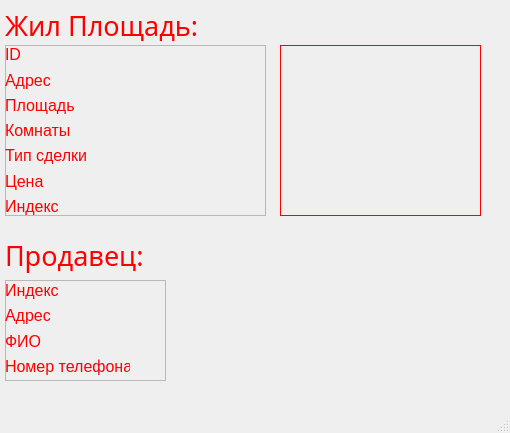
The window that InfoMessage.ui (Poopzemli/rebuild) describes before a commit, drawn with Qt 5.
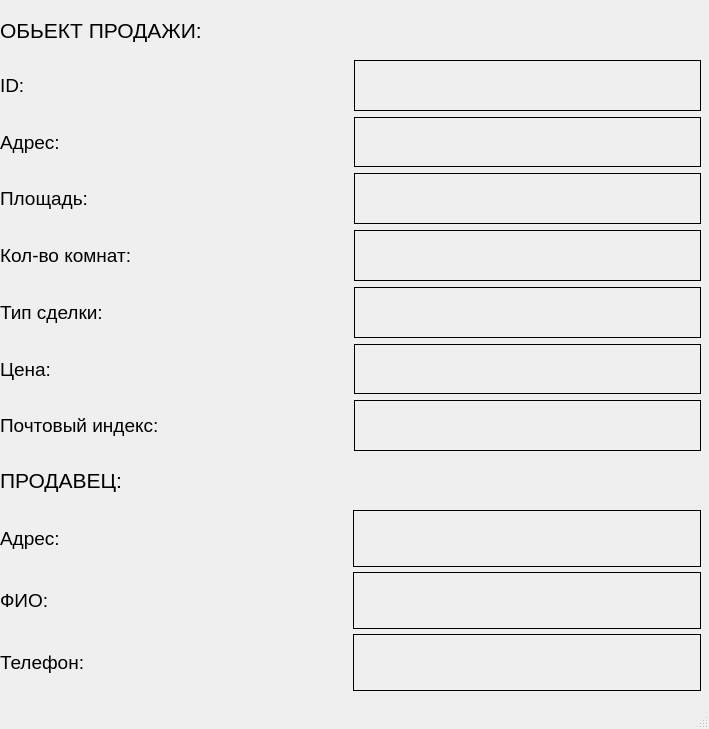
The same window after the commit.

The edit to the form file:
```diff
--- a/InfoMessage.ui
+++ b/InfoMessage.ui
@@ -6,368 +6,336 @@
    <rect>
     <x>0</x>
     <y>0</y>
-    <width>510</width>
-    <height>433</height>
+    <width>709</width>
+    <height>729</height>
    </rect>
   </property>
   <property name="windowTitle">
    <string>MainWindow</string>
   </property>
   <property name="styleSheet">
-   <string notr="true">.QLabel {
-	color: red;
-}
-.QMainWindow {
-	min-height: 433;
-	max-height: 433;
-	min-width: 510;
-	max-width:510;
+   <string notr="true">.QMainWindow {
+	min-width:709;
+	min-height:729;
+	max-width:709;
+	max-height:729;
 }</string>
   </property>
   <widget class="QWidget" name="centralwidget">
-   <widget class="QLabel" name="label_8">
+   <widget class="QLabel" name="label">
     <property name="geometry">
      <rect>
-      <x>5</x>
+      <x>0</x>
       <y>0</y>
-      <width>211</width>
-      <height>51</height>
+      <width>520</width>
+      <height>60</height>
      </rect>
     </property>
     <property name="font">
      <font>
-      <family>Mongolian Baiti</family>
-      <pointsize>20</pointsize>
+      <pointsize>16</pointsize>
      </font>
     </property>
     <property name="text">
-     <string>Жил Площадь:</string>
+     <string>ОБЬЕКТ ПРОДАЖИ:</string>
     </property>
    </widget>
    <widget class="QLabel" name="label_9">
     <property name="geometry">
      <rect>
-      <x>5</x>
-      <y>230</y>
-      <width>211</width>
-      <height>51</height>
+      <x>0</x>
+      <y>450</y>
+      <width>520</width>
+      <height>60</height>
      </rect>
     </property>
     <property name="font">
      <font>
-      <family>Mongolian Baiti</family>
-      <pointsize>20</pointsize>
+      <pointsize>16</pointsize>
      </font>
     </property>
     <property name="text">
-     <string>Продавец:</string>
+     <string>ПРОДАВЕЦ:</string>
     </property>
    </widget>
-   <widget class="QFrame" name="frame">
-    <property name="geometry">
-     <rect>
-      <x>5</x>
-      <y>45</y>
-      <width>261</width>
-      <height>171</height>
-     </rect>
-    </property>
-    <property name="frameShape">
-     <enum>QFrame::StyledPanel</enum>
-    </property>
-    <property name="frameShadow">
-     <enum>QFrame::Raised</enum>
-    </property>
     <widget class="QWidget" name="">
      <property name="geometry">
       <rect>
        <x>0</x>
-       <y>0</y>
-       <width>85</width>
-       <height>171</height>
+      <y>60</y>
+      <width>701</width>
+      <height>391</height>
       </rect>
      </property>
      <layout class="QVBoxLayout" name="verticalLayout">
       <item>
-       <widget class="QLabel" name="label">
-        <property name="font">
-         <font>
-          <pointsize>12</pointsize>
-         </font>
-        </property>
-        <property name="frameShape">
-         <enum>QFrame::NoFrame</enum>
-        </property>
-        <property name="frameShadow">
-         <enum>QFrame::Plain</enum>
-        </property>
-        <property name="text">
-         <string>ID</string>
-        </property>
-        <property name="textFormat">
-         <enum>Qt::AutoText</enum>
-        </property>
-       </widget>
-      </item>
+      <layout class="QHBoxLayout" name="horizontalLayout">
       <item>
        <widget class="QLabel" name="label_2">
         <property name="font">
          <font>
-          <pointsize>12</pointsize>
+           <pointsize>14</pointsize>
          </font>
         </property>
         <property name="text">
-         <string>Адрес</string>
+          <string>ID:</string>
         </property>
        </widget>
       </item>
+       <item>
+        <widget class="QLabel" name="label_13">
+         <property name="frameShape">
+          <enum>QFrame::Box</enum>
+         </property>
+         <property name="text">
+          <string/>
+         </property>
+        </widget>
+       </item>
+      </layout>
+     </item>
+     <item>
+      <layout class="QHBoxLayout" name="horizontalLayout_2">
       <item>
        <widget class="QLabel" name="label_3">
         <property name="font">
          <font>
-          <pointsize>12</pointsize>
+           <pointsize>14</pointsize>
          </font>
         </property>
         <property name="text">
-         <string>Площадь</string>
+          <string>Адрес:</string>
         </property>
        </widget>
       </item>
+       <item>
+        <widget class="QLabel" name="label_14">
+         <property name="frameShape">
+          <enum>QFrame::Box</enum>
+         </property>
+         <property name="text">
+          <string/>
+         </property>
+        </widget>
+       </item>
+      </layout>
+     </item>
+     <item>
+      <layout class="QHBoxLayout" name="horizontalLayout_3">
       <item>
        <widget class="QLabel" name="label_4">
         <property name="font">
          <font>
-          <pointsize>12</pointsize>
+           <pointsize>14</pointsize>
          </font>
         </property>
         <property name="text">
-         <string>Комнаты</string>
+          <string>Площадь:</string>
         </property>
        </widget>
       </item>
-      <item>
-       <widget class="QLabel" name="label_5">
-        <property name="font">
-         <font>
-          <pointsize>12</pointsize>
-         </font>
-        </property>
-        <property name="text">
-         <string>Тип сделки</string>
-        </property>
-       </widget>
-      </item>
-      <item>
-       <widget class="QLabel" name="label_6">
-        <property name="font">
-         <font>
-          <pointsize>12</pointsize>
-         </font>
-        </property>
-        <property name="text">
-         <string>Цена</string>
-        </property>
-       </widget>
-      </item>
-      <item>
-       <widget class="QLabel" name="label_7">
-        <property name="font">
-         <font>
-          <pointsize>12</pointsize>
-         </font>
-        </property>
-        <property name="focusPolicy">
-         <enum>Qt::NoFocus</enum>
-        </property>
-        <property name="text">
-         <string>Индекс</string>
-        </property>
-       </widget>
-      </item>
-     </layout>
-    </widget>
-    <widget class="QWidget" name="">
-     <property name="geometry">
-      <rect>
-       <x>90</x>
-       <y>0</y>
-       <width>171</width>
-       <height>171</height>
-      </rect>
-     </property>
-     <layout class="QVBoxLayout" name="verticalLayout_3">
       <item>
        <widget class="QLabel" name="label_15">
-        <property name="font">
-         <font>
-          <pointsize>12</pointsize>
-         </font>
+         <property name="frameShape">
+          <enum>QFrame::Box</enum>
         </property>
         <property name="text">
          <string/>
         </property>
        </widget>
       </item>
+      </layout>
+     </item>
       <item>
-       <widget class="QLabel" name="label_14">
+      <layout class="QHBoxLayout" name="horizontalLayout_4">
+       <item>
+        <widget class="QLabel" name="label_5">
         <property name="font">
          <font>
-          <pointsize>12</pointsize>
+           <pointsize>14</pointsize>
          </font>
         </property>
         <property name="text">
-         <string/>
+          <string>Кол-во комнат:</string>
         </property>
        </widget>
       </item>
       <item>
        <widget class="QLabel" name="label_16">
+         <property name="frameShape">
+          <enum>QFrame::Box</enum>
+         </property>
+         <property name="text">
+          <string/>
+         </property>
+        </widget>
+       </item>
+      </layout>
+     </item>
+     <item>
+      <layout class="QHBoxLayout" name="horizontalLayout_5">
+       <item>
+        <widget class="QLabel" name="label_6">
         <property name="font">
          <font>
-          <pointsize>12</pointsize>
+           <pointsize>14</pointsize>
          </font>
         </property>
         <property name="text">
-         <string/>
+          <string>Тип сделки:</string>
         </property>
        </widget>
       </item>
       <item>
        <widget class="QLabel" name="label_17">
+         <property name="frameShape">
+          <enum>QFrame::Box</enum>
+         </property>
+         <property name="text">
+          <string/>
+         </property>
+        </widget>
+       </item>
+      </layout>
+     </item>
+     <item>
+      <layout class="QHBoxLayout" name="horizontalLayout_6">
+       <item>
+        <widget class="QLabel" name="label_7">
         <property name="font">
          <font>
-          <pointsize>12</pointsize>
+           <pointsize>14</pointsize>
          </font>
         </property>
         <property name="text">
-         <string/>
+          <string>Цена:</string>
         </property>
        </widget>
       </item>
       <item>
        <widget class="QLabel" name="label_18">
+         <property name="frameShape">
+          <enum>QFrame::Box</enum>
+         </property>
+         <property name="text">
+          <string/>
+         </property>
+        </widget>
+       </item>
+      </layout>
+     </item>
+     <item>
+      <layout class="QHBoxLayout" name="horizontalLayout_7">
+       <item>
+        <widget class="QLabel" name="label_8">
         <property name="font">
          <font>
-          <pointsize>12</pointsize>
+           <pointsize>14</pointsize>
          </font>
         </property>
         <property name="text">
-         <string/>
+          <string>Почтовый индекс:</string>
         </property>
        </widget>
       </item>
       <item>
        <widget class="QLabel" name="label_19">
-        <property name="font">
-         <font>
-          <pointsize>12</pointsize>
-         </font>
-        </property>
-        <property name="text">
-         <string/>
-        </property>
-       </widget>
-      </item>
-      <item>
-       <widget class="QLabel" name="label_20">
-        <property name="font">
-         <font>
-          <pointsize>12</pointsize>
-         </font>
-        </property>
-        <property name="text">
-         <string/>
-        </property>
-       </widget>
-      </item>
-     </layout>
-    </widget>
-   </widget>
-   <widget class="QFrame" name="frame_2">
-    <property name="geometry">
-     <rect>
-      <x>5</x>
-      <y>280</y>
-      <width>161</width>
-      <height>101</height>
-     </rect>
-    </property>
     <property name="frameShape">
-     <enum>QFrame::StyledPanel</enum>
-    </property>
-    <property name="frameShadow">
-     <enum>QFrame::Raised</enum>
-    </property>
+          <enum>QFrame::Box</enum>
+         </property>
+         <property name="text">
+          <string/>
+         </property>
+        </widget>
+       </item>
+      </layout>
+     </item>
+    </layout>
+   </widget>
     <widget class="QWidget" name="">
      <property name="geometry">
       <rect>
        <x>0</x>
-       <y>0</y>
-       <width>125</width>
-       <height>96</height>
+      <y>510</y>
+      <width>701</width>
+      <height>181</height>
       </rect>
      </property>
      <layout class="QVBoxLayout" name="verticalLayout_2">
+     <property name="spacing">
+      <number>5</number>
+     </property>
+     <property name="topMargin">
+      <number>0</number>
+     </property>
       <item>
-       <widget class="QLabel" name="label_10">
-        <property name="font">
-         <font>
-          <pointsize>12</pointsize>
-         </font>
-        </property>
-        <property name="text">
-         <string>Индекс</string>
-        </property>
-       </widget>
-      </item>
+      <layout class="QHBoxLayout" name="horizontalLayout_8">
       <item>
        <widget class="QLabel" name="label_12">
         <property name="font">
          <font>
-          <pointsize>12</pointsize>
+           <pointsize>14</pointsize>
          </font>
         </property>
         <property name="text">
-         <string>Адрес</string>
+          <string>Адрес:</string>
         </property>
        </widget>
       </item>
+       <item>
+        <widget class="QLabel" name="label_20">
+         <property name="frameShape">
+          <enum>QFrame::Box</enum>
+         </property>
+         <property name="text">
+          <string/>
+         </property>
+        </widget>
+       </item>
+      </layout>
+     </item>
+     <item>
+      <layout class="QHBoxLayout" name="horizontalLayout_9">
+       <item>
+        <widget class="QLabel" name="label_10">
+         <property name="font">
+          <font>
+           <pointsize>14</pointsize>
+          </font>
+         </property>
+         <property name="text">
+          <string>ФИО:</string>
+         </property>
+        </widget>
+       </item>
+       <item>
+        <widget class="QLabel" name="label_21">
+         <property name="frameShape">
+          <enum>QFrame::Box</enum>
+         </property>
+         <property name="text">
+          <string/>
+         </property>
+        </widget>
+       </item>
+      </layout>
+     </item>
+     <item>
+      <layout class="QHBoxLayout" name="horizontalLayout_10">
       <item>
        <widget class="QLabel" name="label_11">
         <property name="font">
          <font>
-          <pointsize>12</pointsize>
+           <pointsize>14</pointsize>
          </font>
         </property>
         <property name="text">
-         <string>ФИО</string>
+          <string>Телефон:</string>
         </property>
        </widget>
       </item>
       <item>
-       <widget class="QLabel" name="label_13">
-        <property name="font">
-         <font>
-          <pointsize>12</pointsize>
-         </font>
-        </property>
-        <property name="text">
-         <string>Номер телефона</string>
-        </property>
-       </widget>
-      </item>
-     </layout>
-    </widget>
-   </widget>
-   <widget class="QLabel" name="pic_label">
-    <property name="geometry">
-     <rect>
-      <x>280</x>
-      <y>45</y>
-      <width>201</width>
-      <height>171</height>
-     </rect>
-    </property>
+        <widget class="QLabel" name="label_22">
     <property name="frameShape">
      <enum>QFrame::Box</enum>
     </property>
@@ -375,16 +343,46 @@
      <string/>
     </property>
    </widget>
-  </widget>
-  <widget class="QMenuBar" name="menubar">
-   <property name="geometry">
-    <rect>
-     <x>0</x>
-     <y>0</y>
-     <width>510</width>
-     <height>21</height>
-    </rect>
-   </property>
+       </item>
+      </layout>
+     </item>
+    </layout>
+   </widget>
+   <zorder>label</zorder>
+   <zorder>label_2</zorder>
+   <zorder>label_3</zorder>
+   <zorder>label_4</zorder>
+   <zorder>label_5</zorder>
+   <zorder>label_6</zorder>
+   <zorder>label_7</zorder>
+   <zorder>label_8</zorder>
+   <zorder>label_9</zorder>
+   <zorder>label_10</zorder>
+   <zorder>label_11</zorder>
+   <zorder>label_12</zorder>
+   <zorder>label_2</zorder>
+   <zorder>label_13</zorder>
+   <zorder>label_3</zorder>
+   <zorder>label_14</zorder>
+   <zorder>label_4</zorder>
+   <zorder>label_15</zorder>
+   <zorder>label_5</zorder>
+   <zorder>label_16</zorder>
+   <zorder>label_6</zorder>
+   <zorder>label_17</zorder>
+   <zorder>label_7</zorder>
+   <zorder>label_18</zorder>
+   <zorder>label_8</zorder>
+   <zorder>label_19</zorder>
+   <zorder>label_8</zorder>
+   <zorder>label_19</zorder>
+   <zorder></zorder>
+   <zorder>label_12</zorder>
+   <zorder>label_20</zorder>
+   <zorder>label_10</zorder>
+   <zorder>label_21</zorder>
+   <zorder>label_11</zorder>
+   <zorder>label_22</zorder>
   </widget>
   <widget class="QStatusBar" name="statusbar"/>
  </widget>
```
Left out of the diff: 4 changed lines with no effect on the pictures. Lines whose indentation alone changed are shown as unchanged.
